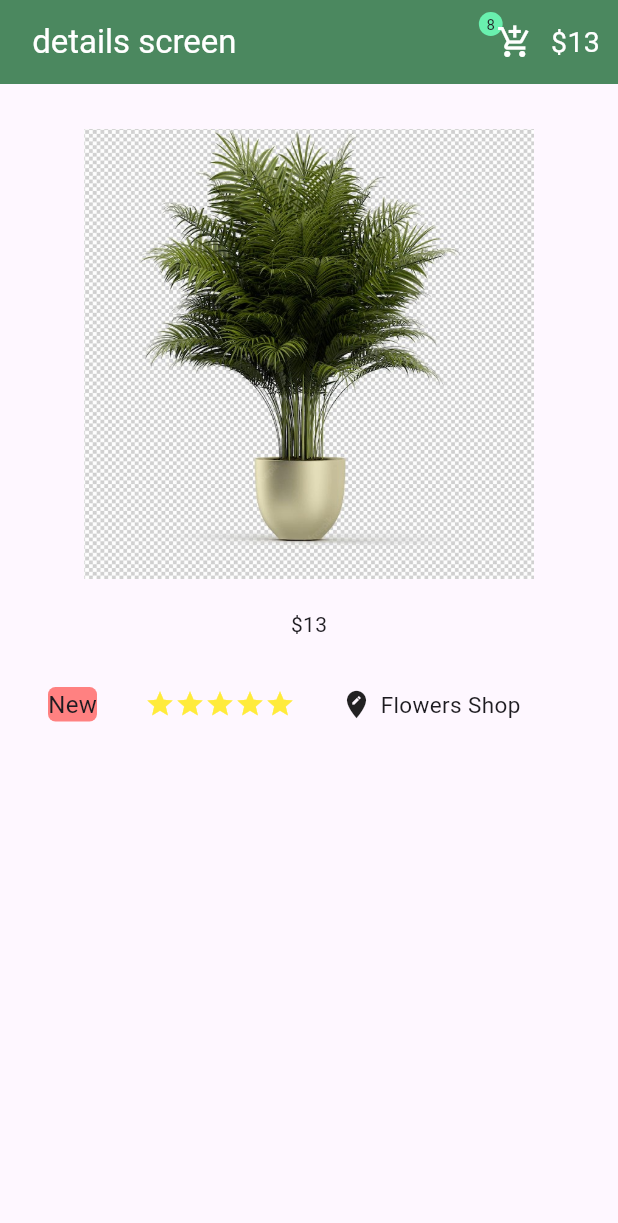
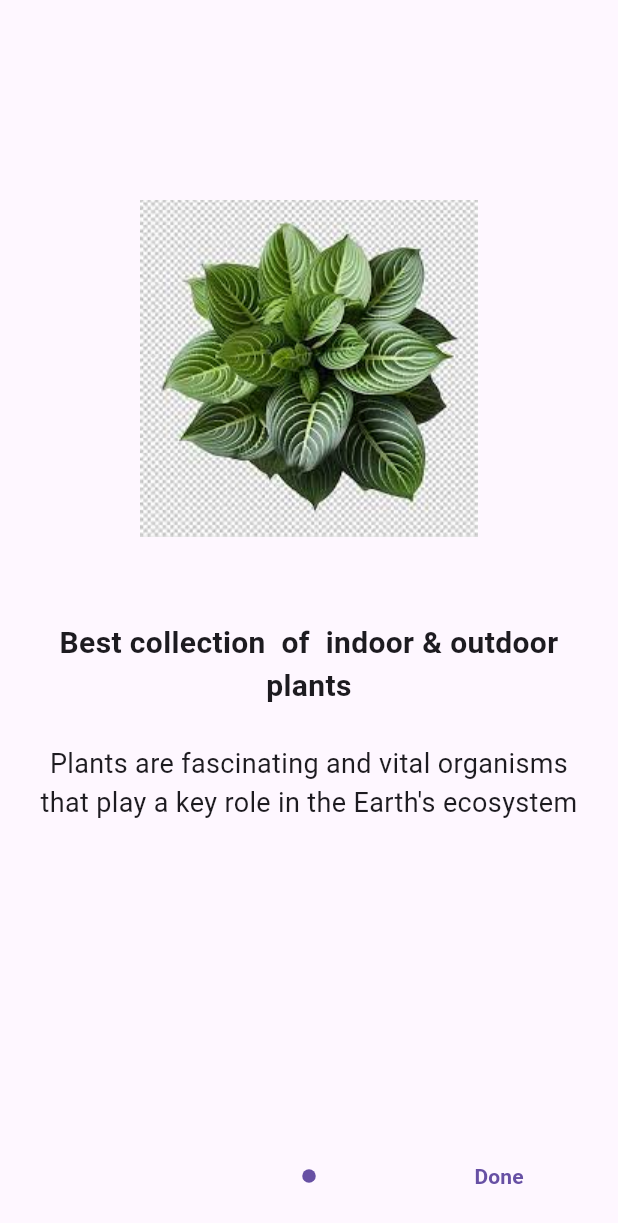
Before and after one commit to Ghada-Mohamed-Khalaf/E-commerce, a Flutter app: the screen it shows after launch, on a phone screen of 412 x 824 dp. Shown: the top 1223 px of the screen. Run offline on Flutter 3.47's test engine with Material 3 defaults, Android fonts, the phone set to English and light mode, and no system bars; drawn by our look-alikes of introduction_screen.

```diff
--- a/lib/main.dart
+++ b/lib/main.dart
@@ -2,6 +2,7 @@
 import 'package:ecommerce/views/details_screen.dart';
 import 'package:ecommerce/views/home_page.dart';
 import 'package:ecommerce/views/login.dart';
+import 'package:ecommerce/views/onboarding.dart';
 import 'package:ecommerce/views/sign_up.dart';
 import 'package:flutter/material.dart';
 
@@ -17,7 +18,7 @@ class MyApp extends StatelessWidget {
   Widget build(BuildContext context) {
     return MaterialApp(
      debugShowCheckedModeBanner: false,
-     home:DetailsScreen(),
+     home: OnBoarding(),
     );
   }
 }
--- a/lib/views/login.dart
+++ b/lib/views/login.dart
@@ -1,3 +1,4 @@
+import 'package:ecommerce/views/home_page.dart';
 import 'package:ecommerce/views/sign_up.dart';
 import 'package:ecommerce/widgets/custom_button.dart';
 import 'package:ecommerce/widgets/custom_text_field.dart';
@@ -46,7 +47,7 @@ class Login extends StatelessWidget {
                 ),
 
                 TextButton (onPressed: (){  Navigator.of(context).push(MaterialPageRoute(builder: (context){
-                  return  SignUp();
+                  return  HomePage();
                 }));
                 },
 
--- a/lib/views/onboarding.dart
+++ b/lib/views/onboarding.dart
@@ -1,58 +1,62 @@
-//
-// import 'package:ecommerce/views/sign_up.dart';
-// import 'package:flutter/material.dart';
-// import 'package:introduction_screen/introduction_screen.dart';
-//
-// class OnBoarding extends StatelessWidget {
-//   const OnBoarding({super.key});
-//
-//   @override
-//   Widget build(BuildContext context) {
-//     return Scaffold(
-//       body: SafeArea(
-//         child: IntroductionScreen(
-//           pages: [
-//             PageViewModel(
-//                 title: "Best collection  of  indoor & outdoor plants",
-//                 body:"Plants are fascinating and vital organisms that play a key role in the Earth's ecosystem",
-//                 image:Image.asset(
-//                   "assets/image/onboarding1.jpg",
-//                 ),
-//             // PageViewModel(
-//             //     title: "Quick and easy learning",
-//             //     body: "Easy and fast learning at any time to help you improve various skills",
-//             //     image: const BuildImage(
-//             //       image: "assets/images/img_2.png",
-//             //     )),
-//             // PageViewModel(
-//             //     title: "Create your own study plan",
-//             //     body: "Study according to the study plan, make study more motivated",
-//             //     image: BuildImage(
-//             //       image: "assets/images/img_1.png",
-//
-//
-//                // )),
-//
-//             ), ],
-//           next: const Icon(Icons.arrow_forward),
-//           done: const Text(
-//             "Done",
-//             style: TextStyle(fontWeight: FontWeight.bold),
-//           ),
-//           onDone: () {
-//             Navigator.of(context).push(MaterialPageRoute(builder: (context){
-//               return const SignUp();
-//             }));
-//           },
-//           showSkipButton: true,
-//
-//           skip: const Text("Skip"),
-//
-//
-//         ),
-//       ),
-//
-//
-//     );
-//   }
-// }
+
+import 'package:ecommerce/views/sign_up.dart';
+import 'package:flutter/material.dart';
+import 'package:introduction_screen/introduction_screen.dart';
+
+class OnBoarding extends StatelessWidget {
+  const OnBoarding({super.key});
+
+  @override
+  Widget build(BuildContext context) {
+    return Scaffold(
+      body: SafeArea(
+        child: IntroductionScreen(
+          pages: [
+            PageViewModel(
+                title: "Best collection  of  indoor & outdoor plants",
+                body:"Plants are fascinating and vital organisms that play a key role in the Earth's ecosystem",
+                image:Image.asset(
+                  "assets/image/onboarding1.jpg",
+                ),
+            ),
+
+            // PageViewModel(
+            //   title: "Best collection  of  indoor & outdoor plants",
+            //   body:"Plants are fascinating and vital organisms that play a key role in the Earth's ecosystem",
+            //   image:Image.asset(
+            //     "assets/image/onboarding2.jpg",
+            //   ),
+            // ),
+            //     PageViewModel(
+            //       title: "Best collection  of  indoor & outdoor plants",
+            //       body:"Plants are fascinating and vital organisms that play a key role in the Earth's ecosystem",
+            //       image:Image.asset(
+            //         "assets/image/onboarding2.jpg",
+            //       ),
+
+              // )),
+
+           // ),
+         ],
+          next: const Icon(Icons.arrow_forward),
+          done: const Text(
+            "Done",
+            style: TextStyle(fontWeight: FontWeight.bold),
+          ),
+          onDone: () {
+            Navigator.of(context).push(MaterialPageRoute(builder: (context){
+              return const SignUp();
+            }));
+          },
+          showSkipButton: true,
+
+          skip: const Text("Skip"),
+
+
+        ),
+      ),
+
+
+    );
+  }
+}
```
Also changed, not shown: lib/models/product.dart (+8 -8 lines), lib/views/details_screen.dart (+87 -36 lines), lib/views/home_page.dart (+85 -23 lines), assets/image/onboarding2.jpg (added).
